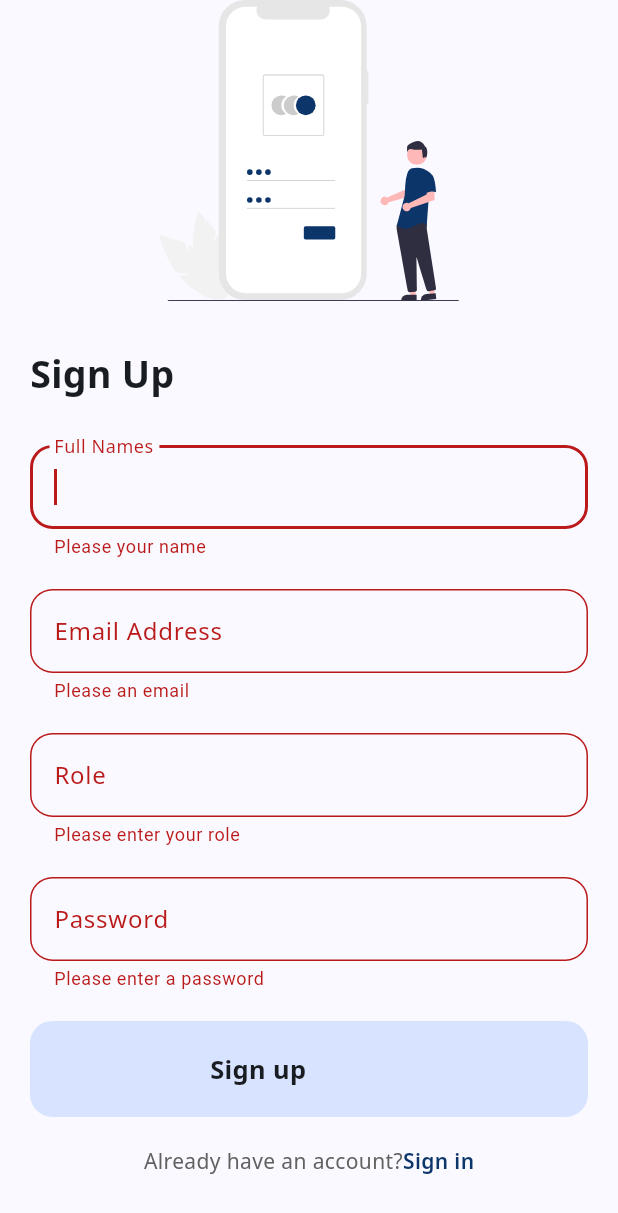
After one commit to Emtee100/school-project, a Flutter app: the SignUp screen opened directly, after a tap on "Sign up", on a phone screen of 412 x 824 dp. The commit adds this screen. Shown: the top 1213 px of the screen. Run offline on Flutter 3.47's test engine with Material 2 defaults, Android fonts, the light colour scheme and no system bars; our stand-ins replace flutter_svg, google_fonts, smooth_page_indicator.

Commit message:
Sign up page complete

```diff
--- a/lib/components/signInFields.dart
+++ b/lib/components/signInFields.dart
@@ -1,6 +1,7 @@
 import 'package:flutter/material.dart';
 import 'package:google_fonts/google_fonts.dart';
 import 'package:klabs/components/thirdPartySignIn.dart';
+import 'package:klabs/screens/signUpScreen.dart';
 
 class SignInForm extends StatefulWidget {
   const SignInForm({super.key});
@@ -10,12 +11,30 @@ class SignInForm extends StatefulWidget {
 }
 
 class _SignInFormState extends State<SignInForm> {
-  late GlobalKey _loginFormKey;
+  late GlobalKey<FormState> _loginFormKey;
+  late TextEditingController _emailController;
+  late TextEditingController _passwordController;
+  bool _emailError = false;
+  bool _passwordError = false;
   @override
   void initState() {
     // TODO: implement initState
     _loginFormKey = GlobalKey();
+    _emailController = TextEditingController();
+    _passwordController = TextEditingController();
     super.initState();
+  }
+
+  @override
+  void dispose() {
+    // TODO: implement dispose
+    super.dispose();
+    _emailController.dispose();
+    _passwordController.dispose();
+  }
+
+  login(){
+
   }
 
   @override
@@ -25,7 +44,17 @@ class _SignInFormState extends State<SignInForm> {
         child: Column(children: [
           TextFormField(
             autofocus: true,
+            autovalidateMode:  AutovalidateMode.onUserInteraction,
+            validator: (value) {
+                          if (value == null || value.isEmpty) {
+                            return "Please enter an email address";
+                          }
+                          return null;
+                        },
+            controller: _emailController,
             decoration: InputDecoration(
+              errorText: _emailError ? "Input a valid email" : null,
+              errorStyle: GoogleFonts.notoSans(),
               labelText: "Email Address",
               labelStyle: GoogleFonts.notoSans(),
               border: const OutlineInputBorder(
@@ -33,23 +62,42 @@ class _SignInFormState extends State<SignInForm> {
               ),
             ),
             keyboardType: TextInputType.emailAddress,
+            style: GoogleFonts.notoSans(),
           ),
           const SizedBox(
             height: 30,
           ),
           TextFormField(
+            autovalidateMode: AutovalidateMode.onUserInteraction,
+              controller: _passwordController,
               decoration: InputDecoration(
+                errorText: _passwordError ? "Enter a password" : null,
+                errorStyle: GoogleFonts.notoSans(),
                 labelText: "Password",
                 labelStyle: GoogleFonts.notoSans(),
                 border: const OutlineInputBorder(
                   borderRadius: BorderRadius.all(Radius.circular(15)),
                 ),
               ),
+              style: GoogleFonts.notoSans(),
+              obscureText: true,
+              validator: (value) {
+                          if (value == null || value.isEmpty) {
+                            return "Please a password";
+                          }
+                          return null;
+                        }
           ),
           const SizedBox(
             height: 30,
           ),
-          Container(
+          GestureDetector(
+            onTap: () {
+              if(_loginFormKey.currentState!.validate()){
+login();
+              }
+            },
+            child: Container(
               width: double.infinity,
               padding: const EdgeInsets.symmetric(horizontal: 130, vertical: 20),
               decoration: BoxDecoration(
@@ -57,7 +105,11 @@ class _SignInFormState extends State<SignInForm> {
                   color: Theme.of(context).colorScheme.primaryContainer),
               child: Text(
                 "Log in",
-              style: GoogleFonts.notoSans(),
+                style: GoogleFonts.notoSans(
+                  fontWeight: FontWeight.bold,
+                  fontSize: 17,
+                ),
+              ),
             ),
           ),
           const SizedBox(
@@ -101,10 +153,8 @@ class _SignInFormState extends State<SignInForm> {
                 style: GoogleFonts.notoSans(color: Colors.grey.shade700),
               ),
               GestureDetector(
-                // onTap: () => Navigator.push(
-                //     context,
-                //     MaterialPageRoute(
-                //         builder: (context) => const SignUpForm())),
+                onTap: () => Navigator.push(context,
+                    MaterialPageRoute(builder: (context) => const SignUp())),
                 child: Text(
                   "Register",
                   style: GoogleFonts.notoSans(
--- /dev/null
+++ b/lib/components/signUpFields.dart
@@ -0,0 +1,162 @@
+import 'package:flutter/material.dart';
+import 'package:google_fonts/google_fonts.dart';
+import 'package:klabs/screens/signInScreen.dart';
+
+class SignUpForm extends StatefulWidget {
+  const SignUpForm({super.key});
+
+  @override
+  State<SignUpForm> createState() => _SignUpFormState();
+}
+
+class _SignUpFormState extends State<SignUpForm> {
+  late GlobalKey<FormState> _signUpFormKey;
+  @override
+  void initState() {
+    // TODO: implement initState
+    super.initState();
+    _signUpFormKey = GlobalKey();
+  }
+  @override
+  Widget build(BuildContext context) {
+    return Form(
+      key: _signUpFormKey,
+        child: Column(
+      children: [
+        TextFormField(
+          autofocus: true,
+          style: GoogleFonts.notoSans(),
+          autovalidateMode: AutovalidateMode.onUserInteraction,
+          validator: (value) {
+                          if (value == null || value.isEmpty) {
+                            return "Please your name";
+                          }
+                          return null;
+                        },
+          decoration: InputDecoration(
+            labelText: "Full Names",
+            labelStyle: GoogleFonts.notoSans(),
+            border: const OutlineInputBorder(
+              borderRadius: BorderRadius.all(Radius.circular(15)),
+            ),
+          ),
+        ),
+        const SizedBox(
+          height: 20,
+        ),
+        TextFormField(
+          autovalidateMode: AutovalidateMode.onUserInteraction,
+          validator: (value) {
+                          if (value == null || value.isEmpty) {
+                            return "Please an email";
+                          }
+                          return null;
+                        },
+          decoration: InputDecoration(
+            labelText: "Email Address",
+            labelStyle: GoogleFonts.notoSans(),
+            border: const OutlineInputBorder(
+              borderRadius: BorderRadius.all(Radius.circular(15)),
+            ),
+
+          ),
+          style: GoogleFonts.notoSans(),
+          keyboardType: TextInputType.emailAddress,
+        ),
+        const SizedBox(
+          height: 20,
+        ),
+        TextFormField(
+          autovalidateMode: AutovalidateMode.onUserInteraction,
+          validator: (value) {
+                          if (value == null || value.isEmpty) {
+                            return "Please enter your role";
+                          }
+                          else if(value!="Student" || value!="Technician" || value!="Lecturer"){
+                            return "Only roles are student, technician or lecturer";
+                          }
+                          return null;
+                        },
+          decoration: InputDecoration(
+            labelText: "Role",
+            labelStyle: GoogleFonts.notoSans(),
+            border: const OutlineInputBorder(
+              borderRadius: BorderRadius.all(Radius.circular(15)),
+            ),
+          ),
+          style: GoogleFonts.notoSans(),
+        ),
+        const SizedBox(
+          height: 20,
+        ),
+        TextFormField(
+          autovalidateMode: AutovalidateMode.onUserInteraction,
+          validator: (value) {
+                          if (value == null || value.isEmpty) {
+                            return "Please enter a password";
+                          }
+                          return null;
+                        },
+          decoration: InputDecoration(
+            labelText: "Password",
+            labelStyle: GoogleFonts.notoSans(),
+            border: const OutlineInputBorder(
+              borderRadius: BorderRadius.all(Radius.circular(15)),
+            ),
+          ),
+          style: GoogleFonts.notoSans(),
+        ),
+        const SizedBox(
+          height: 20,
+        ),
+         GestureDetector(
+          onTap: () {
+            if(_signUpFormKey.currentState!.validate()){
+
+            }
+          },
+           child: Container(
+              width: double.infinity,
+              padding: const EdgeInsets.symmetric(horizontal: 120, vertical: 20),
+              decoration: BoxDecoration(
+                  borderRadius: const BorderRadius.all(Radius.circular(15)),
+                  color: Theme.of(context).colorScheme.primaryContainer),
+              child: Text(
+                "Sign up",
+                style: GoogleFonts.notoSans(
+                  fontWeight: FontWeight.bold,
+                  fontSize: 17,
+                ),
+              ),
+            ),
+         ),
+
+          const SizedBox(
+          height: 20,
+        ),
+
+        Row(
+            mainAxisAlignment: MainAxisAlignment.center,
+            children: [
+              Text(
+                "Already have an account?",
+                style: GoogleFonts.notoSans(color: Colors.grey.shade700),
+              ),
+              GestureDetector(
+                onTap: () => Navigator.push(
+                    context,
+                    MaterialPageRoute(
+                        builder: (context) => const SignIn())),
+                child: Text(
+                  "Sign in",
+                  style: GoogleFonts.notoSans(
+                      color: Theme.of(context).colorScheme.primary,
+                      fontWeight: FontWeight.w600),
+                ),
+              )
+            ],
+          )
+      ],
+    ));
+  }
+}
--- /dev/null
+++ b/lib/screens/signUpScreen.dart
@@ -0,0 +1,48 @@
+// ignore_for_file: file_names
+
+import 'package:flutter/material.dart';
+import 'package:flutter_svg/flutter_svg.dart';
+import 'package:google_fonts/google_fonts.dart';
+
+import '../components/signUpFields.dart';
+
+class SignUp extends StatelessWidget {
+  const SignUp({super.key});
+
+  @override
+  Widget build(BuildContext context) {
+    return  Scaffold(
+      body: SafeArea(
+        child: Padding(
+          padding: const EdgeInsets.symmetric(horizontal: 20.0),
+          child: SingleChildScrollView(
+            child: Column(
+              crossAxisAlignment: CrossAxisAlignment.start,
+              children: [
+                Align(
+                  alignment: Alignment.center,
+                  child: SvgPicture.asset(
+                    'assets/svg/access_account.svg',
+                    width: 200,
+                  ),
+                ),
+                const SizedBox(
+                  height: 30,
+                ),
+                Text(
+                  'Sign Up',
+                  style: GoogleFonts.notoSans(
+                      fontWeight: FontWeight.bold, fontSize: 25),
+                ),
+                const SizedBox(
+                  height: 30,
+                ),
+                const SignUpForm()
+              ],
+            ),
+          ),
+        ),
+      ),
+    );
+  }
+}
```
Lines whose indentation alone changed are shown as unchanged.
